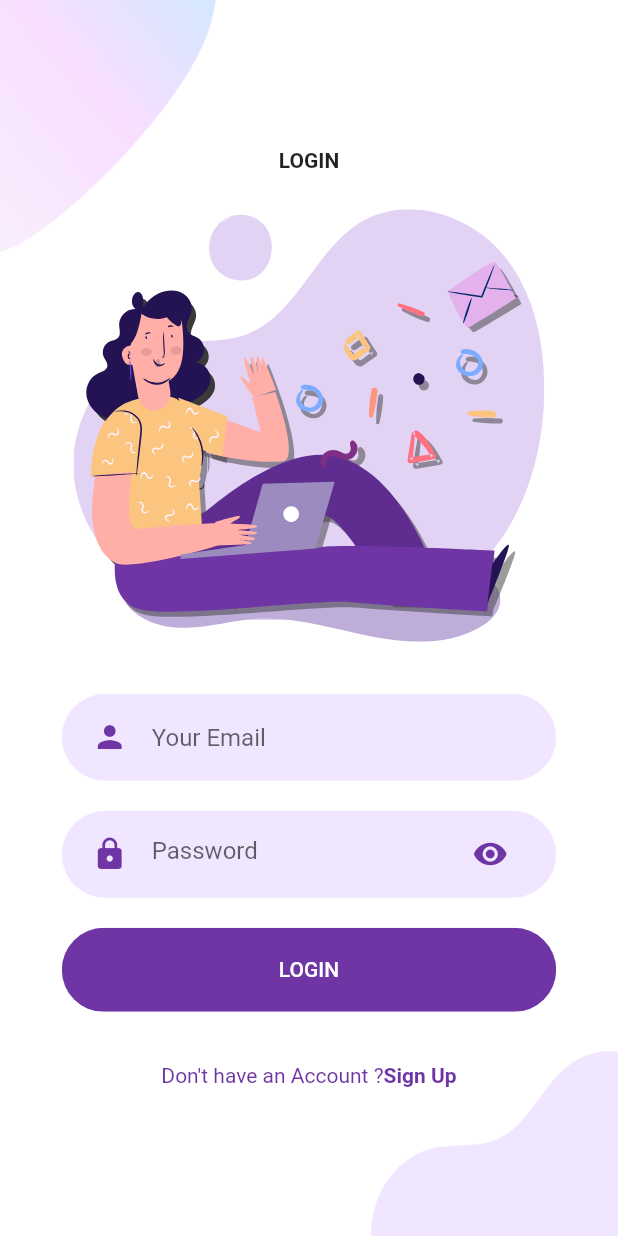
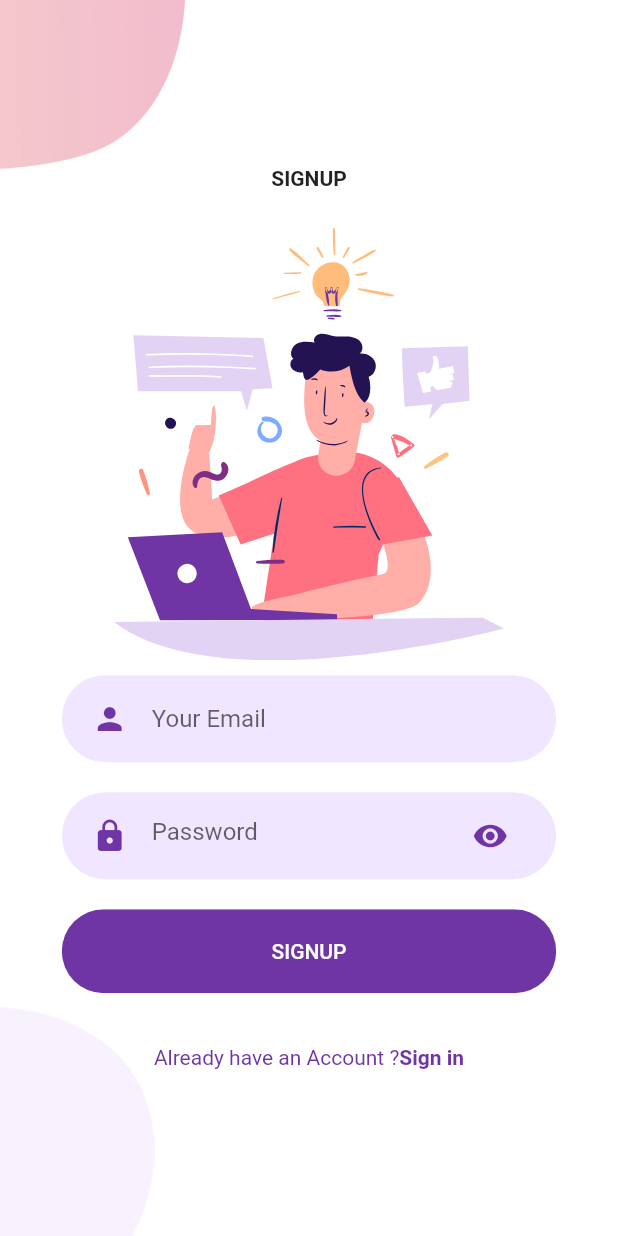
Before and after one commit to Papichaya-Dev/flutter-project, a Flutter app: the LoginScreen screen opened directly, after a tap on "Sign Up", on a phone screen of 412 x 824 dp. Run offline on Flutter 3.47's test engine with Material 2 defaults, Android fonts, the phone set to English and light mode, and no system bars; our stand-ins replace firebase_auth, firebase_core, flutter_svg; accounts and stored records are empty.

Commit message:
:custard:[completed] Login screen & Register screen :custard:

```diff
--- a/lib/Screens/Welcome/Login/components/body.dart
+++ b/lib/Screens/Welcome/Login/components/body.dart
@@ -5,6 +5,7 @@ import 'package:paepad_project/components/rounded_button.dart';
 import 'package:paepad_project/components/rounded_input_field.dart';
 import 'package:paepad_project/components/rounded_password_field.dart';
 import 'package:paepad_project/components/already_have_an_account_check.dart';
+import 'package:paepad_project/Screens/Welcome/Register/register_screen.dart';
 
 class Body extends StatelessWidget {
   const Body({
@@ -15,7 +16,8 @@ class Body extends StatelessWidget {
   Widget build(BuildContext context) {
     Size size = MediaQuery.of(context).size;
     return Background(
-      child: Column(
+      child: SingleChildScrollView(
+        child: Column(
         mainAxisAlignment: MainAxisAlignment.center,
         children: <Widget>[
           Text(
@@ -41,10 +43,19 @@ class Body extends StatelessWidget {
             ),
             SizedBox(height: size.height * 0.03),
             AlreadyHaveAnAccountCheck(
-              press: () {},
+              press: () {
+                Navigator.push(context,
+                 MaterialPageRoute(
+                   builder: (context) {
+                     return Register();
+                   } ,
+                 ),
+                );
+              },
             )
         ],
       )
+      ),
     );
   }
 }
--- /dev/null
+++ b/lib/Screens/Welcome/Register/components/background.dart
@@ -0,0 +1,40 @@
+import 'package:flutter/material.dart';
+
+class Background extends StatelessWidget {
+  final Widget child;
+  const Background({
+    @ required this.child,
+    Key key,
+  }) : super(key: key);
+
+
+  Widget build(BuildContext context) {
+    Size size = MediaQuery.of(context).size;
+    return Container(
+      height: size.height,
+      width: double.infinity,
+      child: Stack(
+        alignment: Alignment.center,
+        children: <Widget>[
+          Positioned(
+            top: 0,
+            left: 0,
+            child: Image.asset
+            ("assets/images/signup_top.png",
+            width: size.width * 0.3,
+          ),
+        ),
+        Positioned(
+            bottom: 0,
+            left: 0,
+            child: Image.asset
+            ("assets/images/main_bottom.png",
+            width: size.width * 0.25,
+          ),
+        ),
+        child,
+        ]
+      ,),
+    );
+  }
+}
--- /dev/null
+++ b/lib/Screens/Welcome/Register/components/body.dart
@@ -0,0 +1,63 @@
+import 'package:flutter/material.dart';
+import 'package:flutter_svg/flutter_svg.dart';
+import 'package:paepad_project/Screens/Welcome/Register/components/background.dart';
+import 'package:paepad_project/components/already_have_an_account_check.dart';
+import 'package:paepad_project/components/rounded_button.dart';
+import 'package:paepad_project/components/rounded_input_field.dart';
+import 'package:paepad_project/components/rounded_password_field.dart';
+import 'package:paepad_project/Screens/Welcome/Login/login_screen.dart';
+
+class Body extends StatelessWidget {
+  final Widget child;
+
+  const Body({
+    Key key,
+    @required this.child,
+  }) : super(key: key);
+  @override
+  Widget build(BuildContext context) {
+    Size size = MediaQuery.of(context).size;
+    return Background(
+      child: SingleChildScrollView(
+        child: Column(
+        mainAxisAlignment: MainAxisAlignment.center,
+        children: <Widget>[
+          Text(
+            "SIGNUP",
+            style: TextStyle(fontWeight: FontWeight.bold),
+          ),
+          SizedBox(height: size.height * 0.03),
+          SvgPicture.asset(
+            "assets/icons/signup.svg",
+            height: size.height * 0.35,
+          ),
+          RoundedInputField(
+            hintText: "Your Email",
+            onChanged: (value) {},
+          ),
+          RoundedPasswordField(
+            onChanged: (value) {},
+          ),
+          RoundedButton(
+            text: "SIGNUP",
+            press: () {},
+          ),
+           SizedBox(height: size.height * 0.03),
+          AlreadyHaveAnAccountCheck(
+            login: false,
+            press:() {Navigator.push(
+              context,
+              MaterialPageRoute(
+                builder: (context){
+                  return LoginScreen();
+                },
+              ),
+            );
+          }
+          )
+        ],
+      ),
+    ),
+    );
+  }
+}
```
Also changed, not shown: lib/Screens/Welcome/Register/register_screen.dart (+109 -100 lines).
